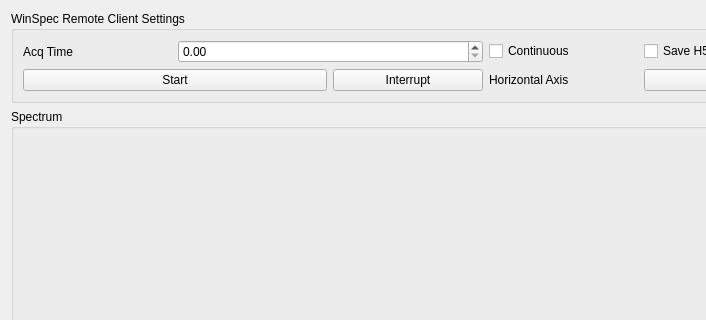
Qt form ScopeFoundryHW/winspec_remote/winspec_remote_readout.ui (PromuInstrument/stackbot) before a commit; both pictures show x 0 to 706 and y 0 to 320 of the 816 by 752 pixel window.
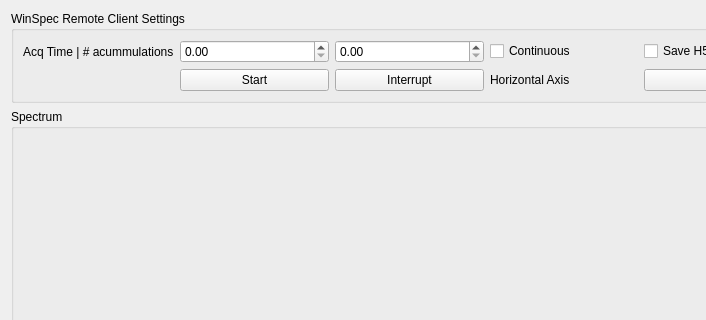
The same form after that commit.

Commit message: [winspec_remote_readout] added multiple accumulations.

Diff of the .ui file:
```diff
--- a/ScopeFoundryHW/winspec_remote/winspec_remote_readout.ui
+++ b/ScopeFoundryHW/winspec_remote/winspec_remote_readout.ui
@@ -28,13 +28,6 @@
       <string>WinSpec Remote Client Settings</string>
      </property>
      <layout class="QGridLayout" name="gridLayout">
-      <item row="0" column="0">
-       <widget class="QLabel" name="label">
-        <property name="text">
-         <string>Acq Time</string>
-        </property>
-       </widget>
-      </item>
       <item row="2" column="2">
        <widget class="QPushButton" name="interrupt_pushButton">
         <property name="text">
@@ -42,16 +35,6 @@
         </property>
        </widget>
       </item>
-      <item row="0" column="1" colspan="2">
-       <widget class="QDoubleSpinBox" name="acq_time_doubleSpinBox"/>
-      </item>
-      <item row="2" column="0" colspan="2">
-       <widget class="QPushButton" name="start_pushButton">
-        <property name="text">
-         <string>Start</string>
-        </property>
-       </widget>
-      </item>
       <item row="2" column="4">
        <widget class="QComboBox" name="wl_calib_comboBox"/>
       </item>
@@ -76,6 +59,26 @@
         </property>
        </widget>
       </item>
+      <item row="0" column="0">
+       <widget class="QLabel" name="label">
+        <property name="text">
+         <string>Acq Time | # acummulations</string>
+        </property>
+       </widget>
+      </item>
+      <item row="0" column="1">
+       <widget class="QDoubleSpinBox" name="acq_time_doubleSpinBox"/>
+      </item>
+      <item row="0" column="2">
+       <widget class="QDoubleSpinBox" name="n_accumulations_doubleSpinBox"/>
+      </item>
+      <item row="2" column="1">
+       <widget class="QPushButton" name="start_pushButton">
+        <property name="text">
+         <string>Start</string>
+        </property>
+       </widget>
+      </item>
      </layout>
     </widget>
    </item>
```
The commit also changes 1 other file.
